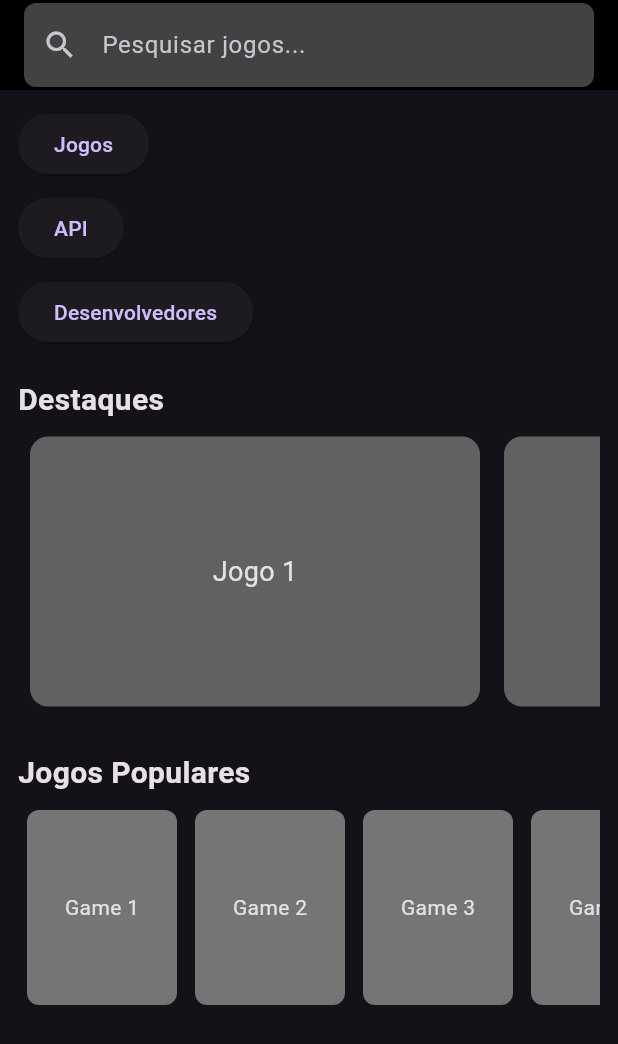
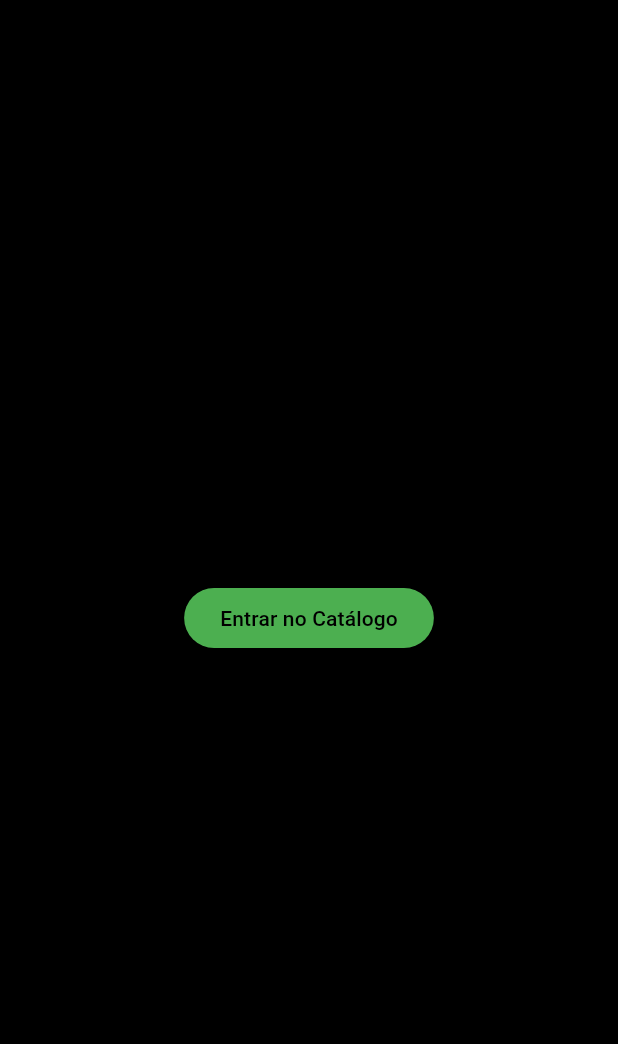
Before and after one commit to Diego-Axel/catalogodejogos, a Flutter app: the screen it shows after launch, on a phone screen of 412 x 824 dp. Shown: the top 1044 px of the screen. Run offline on Flutter 3.47's test engine with Material 3 defaults, Android fonts, the light colour scheme and no system bars.

Commit message:
atualizando o main

```diff
--- a/lib/main.dart
+++ b/lib/main.dart
@@ -1,127 +1,46 @@
 import 'package:flutter/material.dart';
+import 'homePage/homePage.dart';
 
 void main() {
-  runApp(MyApp());
+  runApp(GameCatalogApp());
 }
 
-class MyApp extends StatelessWidget {
+class GameCatalogApp extends StatelessWidget {
   @override
   Widget build(BuildContext context) {
     return MaterialApp(
       title: 'Catálogo de Jogos',
-      theme: ThemeData.dark(),
-      home: HomePage(),
       debugShowCheckedModeBanner: false,
+      theme: ThemeData.dark().copyWith(
+        scaffoldBackgroundColor: Colors.black,
+        primaryColor: Colors.green,
+        appBarTheme: AppBarTheme(
+          backgroundColor: Colors.black,
+          foregroundColor: Colors.green,
+        ),
+      ),
+      home: WelcomeScreen(),
     );
   }
 }
 
-class HomePage extends StatelessWidget {
+class WelcomeScreen extends StatelessWidget {
   @override
   Widget build(BuildContext context) {
     return Scaffold(
-      appBar: AppBar(
-        title: TextField(
-          decoration: InputDecoration(
-            hintText: 'Pesquisar jogos...',
-            prefixIcon: Icon(Icons.search),
-            filled: true,
-            fillColor: Colors.grey[800],
-            border: OutlineInputBorder(
-              borderRadius: BorderRadius.circular(8),
-              borderSide: BorderSide.none,
-            ),
+      body: Center(
+        child: ElevatedButton(
+          style: ElevatedButton.styleFrom(
+            backgroundColor: Colors.green,
+            foregroundColor: Colors.black,
           ),
-        ),
-        toolbarHeight: 60,
-        backgroundColor: Colors.black,
-      ),
-      body: SingleChildScrollView(
-        child: Padding(
-          padding: const EdgeInsets.all(12.0),
-          child: Column(
-            crossAxisAlignment: CrossAxisAlignment.start,
-            children: [
-              // Botões do topo
-              ElevatedButton(
-                onPressed: () {
-                  // Ação para "Jogos"
-                },
-                child: Text('Jogos'),
-              ),
-              SizedBox(height: 8),
-              ElevatedButton(
-                onPressed: () {
-                  // Ação para "API"
-                },
-                child: Text('API'),
-              ),
-              SizedBox(height: 8),
-              ElevatedButton(
-                onPressed: () {
-                  // Ação para "Desenvolvedores"
-                },
-                child: Text('Desenvolvedores'),
-              ),
-              SizedBox(height: 20),
-
-              // Seção Destaques
-              Text(
-                'Destaques',
-                style: TextStyle(fontSize: 20, fontWeight: FontWeight.bold),
-              ),
-              SizedBox(
-                height: 200,
-                child: ListView.builder(
-                  scrollDirection: Axis.horizontal,
-                  itemCount: 5,
-                  itemBuilder: (context, index) {
-                    return Container(
-                      width: 300,
-                      margin: EdgeInsets.symmetric(horizontal: 8, vertical: 10),
-                      decoration: BoxDecoration(
-                        color: Colors.grey[700],
-                        borderRadius: BorderRadius.circular(12),
-                      ),
-                      child: Center(
-                        child: Text(
-                          'Jogo ${index + 1}',
-                          style: TextStyle(fontSize: 18),
-                        ),
-                      ),
-                    );
-                  },
-                ),
-              ),
-
-              // Seção Jogos Populares
-              SizedBox(height: 20),
-              Text(
-                'Jogos Populares',
-                style: TextStyle(fontSize: 20, fontWeight: FontWeight.bold),
-              ),
-              SizedBox(
-                height: 150,
-                child: ListView.builder(
-                  scrollDirection: Axis.horizontal,
-                  itemCount: 10,
-                  itemBuilder: (context, index) {
-                    return Container(
-                      width: 100,
-                      margin: EdgeInsets.symmetric(horizontal: 6, vertical: 10),
-                      decoration: BoxDecoration(
-                        color: Colors.grey[600],
-                        borderRadius: BorderRadius.circular(8),
-                      ),
-                      child: Center(
-                        child: Text('Game ${index + 1}'),
-                      ),
-                    );
-                  },
-                ),
-              ),
-            ],
-          ),
+          onPressed: () {
+            Navigator.push(
+              context,
+              MaterialPageRoute(builder: (context) => HomePage()),
+            );
+          },
+          child: Text('Entrar no Catálogo'),
         ),
       ),
     );
```
